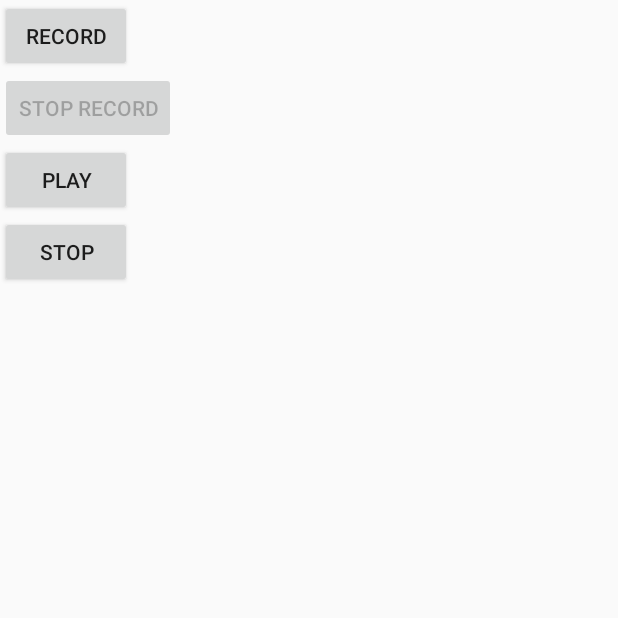
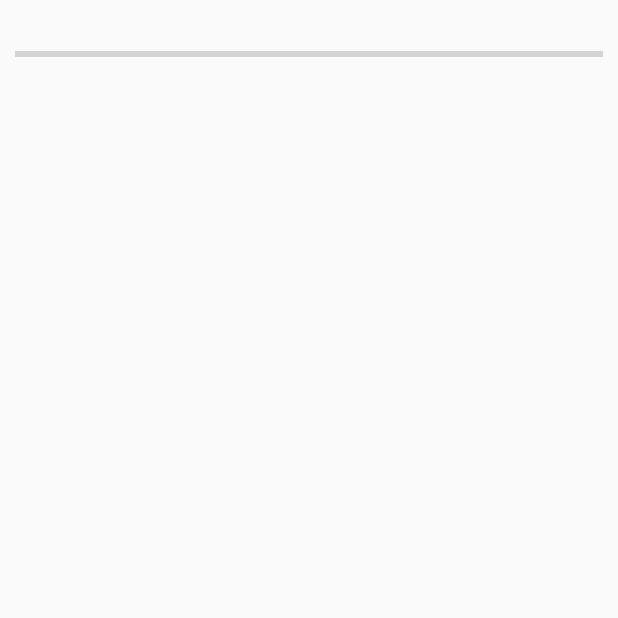
Before and after one commit to Rusho-RU/YondeKiku, an Android app: the screen it shows after launch (MainActivity), on a phone screen of 412 x 824 dp, the top half of it. Run offline under Robolectric (Android 15) with nearby library versions, the phone set to English and light mode, and no system bars.

Commit message:
Continuous audio listener which continuously listens for activation word and if detected starts to record the texts until deactivation word is spoken of.

```diff
--- a/app/build.gradle
+++ b/app/build.gradle
@@ -33,6 +33,11 @@ dependencies {
     implementation 'androidx.appcompat:appcompat:1.2.0'
     implementation 'com.google.android.material:material:1.3.0'
     implementation 'androidx.constraintlayout:constraintlayout:2.0.4'
+
+    implementation 'com.github.zagum:SpeechRecognitionView:1.2.2'
+    implementation 'com.github.vikramezhil:DroidSpeech:v2.0.3'
+    implementation 'org.jetbrains:annotations:16.0.2'
+
     testImplementation 'junit:junit:4.+'
     androidTestImplementation 'androidx.test.ext:junit:1.1.2'
     androidTestImplementation 'androidx.test.espresso:espresso-core:3.3.0'
--- a/app/src/main/java/com/dragontwister/yondekiku/MainActivity.java
+++ b/app/src/main/java/com/dragontwister/yondekiku/MainActivity.java
@@ -1,150 +1,73 @@
 package com.dragontwister.yondekiku;
 
-import androidx.annotation.NonNull;
 import androidx.appcompat.app.AppCompatActivity;
 import androidx.core.app.ActivityCompat;
 import androidx.core.content.ContextCompat;
 
 import android.Manifest;
 import android.content.pm.PackageManager;
-import android.media.MediaPlayer;
-import android.media.MediaRecorder;
 import android.os.Bundle;
-import android.os.Environment;
 import android.view.View;
-import android.widget.Button;
-import android.widget.Toast;
+import android.widget.ProgressBar;
+import android.widget.TextView;
 
-import java.io.IOException;
-import java.util.UUID;
+import com.dragontwister.yondekiku.interfaces.RecognitionCallback;
+import com.dragontwister.yondekiku.managers.ContinuousRecognitionManager;
 
-public class MainActivity extends AppCompatActivity {
+import org.jetbrains.annotations.NotNull;
+import org.jetbrains.annotations.Nullable;
 
-    Button btnRecord, btnStopRecord, btnPlay, btnStop;
-    String pathSave = "";
-    MediaRecorder mediaRecorder;
-    MediaPlayer mediaPlayer;
+import java.util.List;
 
-    final int REQUEST_PERMISSION_CODE = 1000;
+public class MainActivity extends AppCompatActivity implements RecognitionCallback {
+    private String activationWords = "[hello]";
+    private String deactivationWords = "[that is all]";
+    private static final int RECORD_AUDIO_REQUEST_CODE = 101;
+
+    private ProgressBar progressBar;
+    private TextView textView;
+
+    private ContinuousRecognitionManager manager;
 
     @Override
     protected void onCreate(Bundle savedInstanceState) {
         super.onCreate(savedInstanceState);
         setContentView(R.layout.activity_main);
 
-        if(!checkPermissionFromDevice())
-            requestPermission();
+        manager = new ContinuousRecognitionManager(this, activationWords, deactivationWords, false, this);
 
-        btnRecord = (Button) findViewById(R.id.btnStartRecord);
-        btnStopRecord = (Button) findViewById(R.id.btnStopRecord);
-        btnPlay = (Button) findViewById(R.id.btnPlay);
-        btnStop = (Button) findViewById(R.id.btnStop);
+        textView = findViewById(R.id.textView);
+        progressBar = findViewById(R.id.progressBar);
+        progressBar.setVisibility(View.INVISIBLE);
+        progressBar.setMax(10);
 
-        btnStopRecord.setEnabled(false);
+        if (ContextCompat.checkSelfPermission(this, Manifest.permission.RECORD_AUDIO) != PackageManager.PERMISSION_GRANTED) {
+            ActivityCompat.requestPermissions(this, new String[]{Manifest.permission.RECORD_AUDIO}, RECORD_AUDIO_REQUEST_CODE);
+        }
 
-        btnRecord.setOnClickListener(new View.OnClickListener() {
-            @Override
-            public void onClick(View v) {
-                pathSave = getApplicationInfo().dataDir + "/" +
-                        UUID.randomUUID().toString() + "_audio_record.3gp";
-
-                setUpMediaRecorder();
-                try{
-                    mediaRecorder.prepare();
-                    mediaRecorder.start();
-                } catch (IOException e) {
-                    e.printStackTrace();
-                } ;
-
-                btnRecord.setEnabled(false);
-                btnStopRecord.setEnabled(true);
-                btnPlay.setEnabled(false);
-                btnStop.setEnabled(false);
-
-                Toast.makeText(MainActivity.this, "Recording...", Toast.LENGTH_SHORT).show();
-            }
-        });
-
-        btnStopRecord.setOnClickListener(new View.OnClickListener() {
-            @Override
-            public void onClick(View v) {
-                mediaRecorder.stop();
-                btnStopRecord.setEnabled(false);
-                btnPlay.setEnabled(true);
-                btnRecord.setEnabled(true);
-                btnStop.setEnabled(false);
-            }
-        });
-
-        btnPlay.setOnClickListener(new View.OnClickListener() {
-            @Override
-            public void onClick(View v) {
-                btnStop.setEnabled(true);
-                btnStopRecord.setEnabled(false);
-                btnRecord.setEnabled(false);
-
-                mediaPlayer = new MediaPlayer();
-                try{
-                    mediaPlayer.setDataSource(pathSave);
-                    mediaPlayer.prepare();
-                } catch (IOException e) {
-                    e.printStackTrace();
-                }
-
-                mediaPlayer.start();
-                Toast.makeText(MainActivity.this, "Playing...", Toast.LENGTH_SHORT).show();
-            }
-        });
-
-        btnStop.setOnClickListener(new View.OnClickListener() {
-            @Override
-            public void onClick(View v) {
-                btnStopRecord.setEnabled(false);
-                btnRecord.setEnabled(true);
-                btnStop.setEnabled(false);
-                btnPlay.setEnabled(true);
-
-                if(mediaPlayer != null){
-                    mediaPlayer.stop();
-                    mediaPlayer.release();
-                    setUpMediaRecorder();
-                }
-            }
-        });
-    }
-
-    private void setUpMediaRecorder() {
-        mediaRecorder = new MediaRecorder();
-        mediaRecorder.setAudioSource(MediaRecorder.AudioSource.MIC);
-        mediaRecorder.setOutputFormat(MediaRecorder.OutputFormat.THREE_GPP);
-        mediaRecorder.setAudioEncoder(MediaRecorder.OutputFormat.AMR_NB);
-        mediaRecorder.setOutputFile(pathSave);
-    }
-
-    private void requestPermission() {
-        ActivityCompat.requestPermissions(this, new String[] {
-                Manifest.permission.WRITE_EXTERNAL_STORAGE,
-                Manifest.permission.RECORD_AUDIO
-        }, REQUEST_PERMISSION_CODE);
+        progressBar.setIndeterminate(false);
+        progressBar.setVisibility(View.VISIBLE);
+        manager.startRecognition();
     }
 
     @Override
-    public void onRequestPermissionsResult(int requestCode, @NonNull String[] permissions, @NonNull int[] grantResults) {
-        switch (requestCode){
-            case REQUEST_PERMISSION_CODE:{
-                String confirmation_message = "PERMISSION DENIED";
-                if(grantResults.length>0 && grantResults[0] == PackageManager.PERMISSION_GRANTED)
-                    confirmation_message = "PERMISSION GRANTED";
-                Toast.makeText(this, confirmation_message, Toast.LENGTH_SHORT).show();
-            }
-        }
+    public void onKeywordDetected() {
+
     }
 
-    private boolean checkPermissionFromDevice() {
-        int write_external_storage_result = ContextCompat.checkSelfPermission(this, Manifest.permission.WRITE_EXTERNAL_STORAGE);
-        int record_audio_result = ContextCompat.checkSelfPermission(this, Manifest.permission.RECORD_AUDIO);
+    @Override
+    public void onRmsChanged(float rmsdB) {
+        progressBar.setProgress((int)rmsdB);
+    }
 
-        return write_external_storage_result == PackageManager.PERMISSION_GRANTED &&
-                record_audio_result == PackageManager.PERMISSION_GRANTED;
+    @Override
+    public void onResults(@NotNull List<String> results, @Nullable float[] scores) {
+        textView.setText(results.toString());
+    }
+
+    @Override
+    public void setText(String txt) {
+        textView.setText(txt);
+        manager.startRecognition();
     }
 }
--- /dev/null
+++ b/app/src/main/java/com/dragontwister/yondekiku/interfaces/RecognitionCallback.java
@@ -0,0 +1,33 @@
+package com.dragontwister.yondekiku.interfaces;
+
+import android.os.Bundle;
+import com.dragontwister.yondekiku.models.RecognitionStatus;
+import java.util.List;
+import org.jetbrains.annotations.NotNull;
+import org.jetbrains.annotations.Nullable;
+
+public interface RecognitionCallback {
+    //    void onPrepared(@NotNull RecognitionStatus status);
+//
+//    void onBeginningOfSpeech();
+//
+    void onKeywordDetected();
+    //
+//    void onReadyForSpeech(@NotNull Bundle params);
+//
+//    void onBufferReceived(@NotNull byte[] buffer);
+//
+    void onRmsChanged(float rmsdB);
+    //
+//    void onPartialResults(@NotNull List <String> results);
+//
+    void onResults(@NotNull List <String> results, @Nullable float[] scores);
+//
+//    void onError(int errorCode);
+//
+//    void onEvent(int eventType, @NotNull Bundle params);
+//
+//    void onEndOfSpeech();
+
+    void setText(String txt);
+}
--- /dev/null
+++ b/app/src/main/java/com/dragontwister/yondekiku/managers/ContinuousRecognitionManager.java
@@ -0,0 +1,167 @@
+package com.dragontwister.yondekiku.managers;
+
+import android.content.Context;
+import android.content.Intent;
+import android.media.AudioManager;
+import android.os.Build;
+import android.os.Bundle;
+import android.speech.RecognitionListener;
+import android.speech.RecognizerIntent;
+import android.speech.SpeechRecognizer;
+
+import com.dragontwister.yondekiku.interfaces.RecognitionCallback;
+import com.dragontwister.yondekiku.models.RecognitionStatus;
+
+import java.util.ArrayList;
+import java.util.List;
+
+public class ContinuousRecognitionManager implements RecognitionListener {
+    private static final int SILENCE_TIME_in_MILLIS = 20;
+    private Context context;
+    private RecognitionCallback callback;
+    private String activationWords;
+    private String deactivationWords;
+    private boolean shouldMute;
+
+    private AudioManager audioManager;
+
+    private SpeechRecognizer speech;
+    private Intent recognizerIntent;
+
+    public boolean isSpeaking = false;
+
+    private List<String> matches;
+
+    public ContinuousRecognitionManager(Context context, String activationWords, String deactivationWords, boolean shouldMute, RecognitionCallback callback){
+        this.context = context;
+        this.callback = callback;
+        this.activationWords = activationWords;
+        this.deactivationWords = deactivationWords;
+        this.shouldMute = shouldMute;
+
+        audioManager = (AudioManager) context.getSystemService(Context.AUDIO_SERVICE);
+
+        speech = SpeechRecognizer.createSpeechRecognizer(context);
+
+        recognizerIntent = new Intent(RecognizerIntent.ACTION_RECOGNIZE_SPEECH);
+        recognizerIntent.putExtra(RecognizerIntent.EXTRA_SPEECH_INPUT_COMPLETE_SILENCE_LENGTH_MILLIS, SILENCE_TIME_in_MILLIS);
+        recognizerIntent.putExtra(RecognizerIntent.EXTRA_LANGUAGE_MODEL, RecognizerIntent.LANGUAGE_MODEL_FREE_FORM);
+        recognizerIntent.putExtra(RecognizerIntent.EXTRA_CALLING_PACKAGE, context.getPackageName());
+        recognizerIntent.putExtra(RecognizerIntent.EXTRA_LANGUAGE_MODEL, RecognizerIntent.LANGUAGE_MODEL_FREE_FORM);
+//        recognizerIntent.putExtra(RecognizerIntent.EXTRA_LANGUAGE, "en");
+        recognizerIntent.putExtra(RecognizerIntent.EXTRA_MAX_RESULTS, 1);
+
+        matches = new ArrayList<>();
+    }
+
+    public void startRecognition(){
+        speech.setRecognitionListener(this);
+        speech.startListening(recognizerIntent);
+    }
+
+    public void stopRecognition() {
+        speech.stopListening();
+    }
+
+    public void cancelRecognition() {
+        speech.cancel();
+    }
+
+    public void destroyRecognizer() {
+        muteRecognition(false);
+        speech.destroy();
+    }
+
+    @SuppressWarnings( "deprecation" )
+    private void muteRecognition(boolean mute){
+        if (Build.VERSION.SDK_INT >= Build.VERSION_CODES.M) {
+            int flag = mute ? AudioManager.ADJUST_MUTE : AudioManager.ADJUST_UNMUTE;
+            audioManager.adjustStreamVolume(AudioManager.STREAM_NOTIFICATION, flag, 0);
+            audioManager.adjustStreamVolume(AudioManager.STREAM_ALARM, flag, 0);
+            audioManager.adjustStreamVolume(AudioManager.STREAM_MUSIC, flag, 0);
+            audioManager.adjustStreamVolume(AudioManager.STREAM_RING, flag, 0);
+            audioManager.adjustStreamVolume(AudioManager.STREAM_SYSTEM, flag, 0);
+        } else {
+            audioManager.setStreamMute(AudioManager.STREAM_NOTIFICATION, mute);
+            audioManager.setStreamMute(AudioManager.STREAM_ALARM, mute);
+            audioManager.setStreamMute(AudioManager.STREAM_MUSIC, mute);
+            audioManager.setStreamMute(AudioManager.STREAM_RING, mute);
+            audioManager.setStreamMute(AudioManager.STREAM_SYSTEM, mute);
+        }
+    }
+
+    @Override
+    public void onReadyForSpeech(Bundle params) {
+        muteRecognition(shouldMute || !isSpeaking);
+    }
+
+    @Override
+    public void onBeginningOfSpeech() {
+
+    }
+
+    @Override
+    public void onRmsChanged(float rmsdB) {
+        callback.onRmsChanged(rmsdB);
+    }
+
+    @Override
+    public void onBufferReceived(byte[] buffer) {
+
+    }
+
+    @Override
+    public void onEndOfSpeech() {
+
+    }
+
+    @Override
+    public void onError(int errorCode) {
+        switch (errorCode) {
+            case SpeechRecognizer.ERROR_RECOGNIZER_BUSY :{
+                cancelRecognition();
+            }
+            case SpeechRecognizer.ERROR_SPEECH_TIMEOUT : {
+                destroyRecognizer();
+            }
+        }
+
+        startRecognition();
+    }
+
+    @Override
+    public void onResults(Bundle results) {
+        List<String> hold = results.getStringArrayList(SpeechRecognizer.RESULTS_RECOGNITION);
+        float[] scores = results.getFloatArray(SpeechRecognizer.CONFIDENCE_SCORES);
+
+        if(hold != null){
+            if(isSpeaking){
+                if(hold.toString().toLowerCase().contains(deactivationWords)){
+                    isSpeaking = false;
+                    stopRecognition();
+                    callback.onResults(matches, scores);
+                } else{
+                    matches.add(hold.toString());
+                    startRecognition();
+                }
+            } else if(hold.toString().contains(activationWords)){
+                callback.setText("Activation word detected");
+                isSpeaking = true;
+                matches.clear();
+                startRecognition();
+            }
+        }
+
+        startRecognition();
+    }
+
+    @Override
+    public void onPartialResults(Bundle partialResults) {
+
+    }
+
+    @Override
+    public void onEvent(int eventType, Bundle params) {
+
+    }
+}
--- /dev/null
+++ b/app/src/main/java/com/dragontwister/yondekiku/models/RecognitionStatus.java
@@ -0,0 +1,6 @@
+package com.dragontwister.yondekiku.models;
+
+public enum RecognitionStatus {
+    SUCCESS,
+    UNAVAILABLE
+}
--- a/app/src/main/res/layout/activity_main.xml
+++ b/app/src/main/res/layout/activity_main.xml
@@ -1,38 +1,23 @@
 <?xml version="1.0" encoding="utf-8"?>
-<LinearLayout xmlns:android="http://schemas.android.com/apk/res/android"
-    xmlns:app="http://schemas.android.com/apk/res-auto"
-    xmlns:tools="http://schemas.android.com/tools"
+<RelativeLayout xmlns:android="http://schemas.android.com/apk/res/android"
     android:layout_width="match_parent"
-    android:layout_height="match_parent"
-    android:orientation="vertical"
-    tools:context=".MainActivity">
+    android:layout_height="match_parent">
 
-    <Button
-        android:id="@+id/btnStartRecord"
-        android:text="RECORD"
+    <ProgressBar
+        android:id="@+id/progressBar"
+        style="?android:attr/progressBarStyleHorizontal"
+        android:layout_width="match_parent"
+        android:layout_height="wrap_content"
+        android:layout_marginTop="28dp"
+        android:paddingLeft="10dp"
+        android:paddingRight="10dp" />
+
+    <TextView
+        android:id="@+id/textView"
         android:layout_width="wrap_content"
-        android:layout_height="wrap_content">
-    </Button>
+        android:layout_height="wrap_content"
+        android:layout_below="@+id/progressBar"
+        android:layout_centerHorizontal="true"
+        android:layout_marginTop="47dp" />
 
-    <Button
-        android:id="@+id/btnStopRecord"
-        android:text="STOP RECORD"
-        android:layout_width="wrap_content"
-        android:layout_height="wrap_content">
-    </Button>
-
-    <Button
-        android:id="@+id/btnPlay"
-        android:text="PLAY"
-        android:layout_width="wrap_content"
-        android:layout_height="wrap_content">
-    </Button>
-
-    <Button
-        android:id="@+id/btnStop"
-        android:text="STOP"
-        android:layout_width="wrap_content"
-        android:layout_height="wrap_content">
-    </Button>
-
-</LinearLayout>
+</RelativeLayout>
--- a/app/src/main/res/values/colors.xml
+++ b/app/src/main/res/values/colors.xml
@@ -7,4 +7,9 @@
     <color name="teal_700">#FF018786</color>
     <color name="black">#FF000000</color>
     <color name="white">#FFFFFFFF</color>
+    <color name="color1">#3164d7</color>
+    <color name="color2">#d92d29</color>
+    <color name="color3">#eeaa10</color>
+    <color name="color4">#3164d7</color>
+    <color name="color5">#2e9641</color>
 </resources>
--- a/build.gradle
+++ b/build.gradle
@@ -6,6 +6,7 @@ buildscript {
     }
     dependencies {
         classpath "com.android.tools.build:gradle:4.1.3"
+        classpath 'com.github.dcendents:android-maven-gradle-plugin:2.0'
 
         // NOTE: Do not place your application dependencies here; they belong
         // in the individual module build.gradle files
@@ -16,6 +17,7 @@ allprojects {
     repositories {
         google()
         jcenter()
+        maven { url "https://jitpack.io" }
     }
 }
 
```
Also changed, not shown: app/src/main/AndroidManifest.xml (+7 -1 lines).
